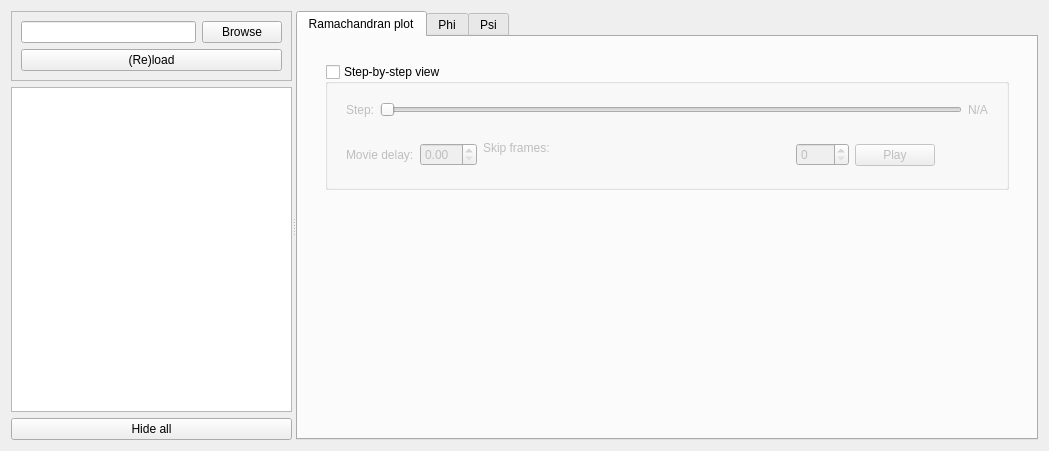
Before: the Qt Designer form src/mdscripts/rama_analyzer/rama_analyzer.ui in awacha/mdscripts, drawn with Qt 5.
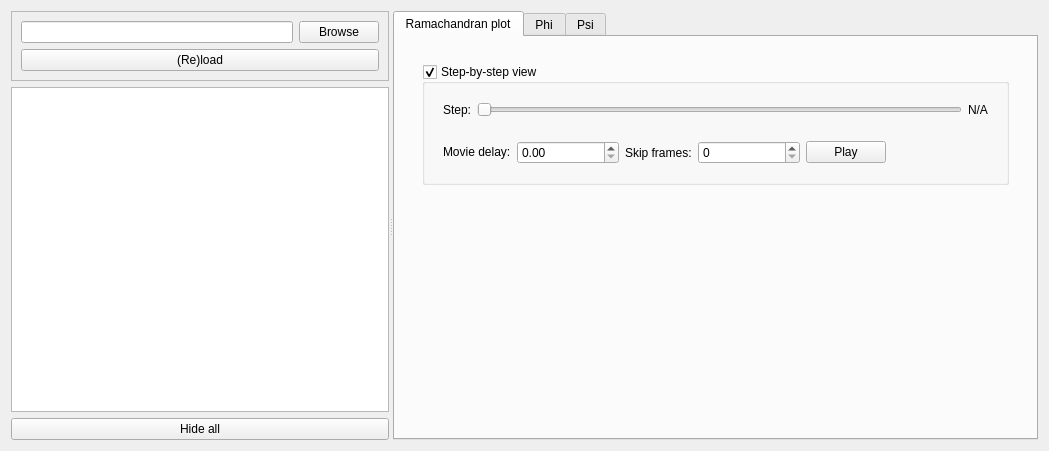
After: the same form once the commit is applied.

The edit to the form file:
```diff
--- a/src/mdscripts/rama_analyzer/rama_analyzer.ui
+++ b/src/mdscripts/rama_analyzer/rama_analyzer.ui
@@ -92,7 +92,7 @@
                                                                     <bool>true</bool>
                                                                 </property>
                                                                 <property name="checked">
-                                                                    <bool>false</bool>
+                 <bool>true</bool>
                                                                 </property>
                                                                 <layout class="QVBoxLayout" name="verticalLayout_6">
                                                                     <item>
@@ -175,8 +175,10 @@
                                                                                     </widget>
                                                                                 </item>
                                                                                 <item>
-                                                                                    <widget class="QLabel"
-                                                                                            name="label_3">
+                     <widget class="QLabel" name="label_3">
+                      <property name="enabled">
+                       <bool>true</bool>
+                      </property>
                                                                                         <property name="sizePolicy">
                                                                                             <sizepolicy
                                                                                                     hsizetype="Preferred"
@@ -188,8 +190,7 @@
                                                                                             </sizepolicy>
                                                                                         </property>
                                                                                         <property name="text">
-                                                                                            <string>Skip frames:
-                                                                                            </string>
+                       <string>Skip frames:</string>
                                                                                         </property>
                                                                                     </widget>
                                                                                 </item>
```
Left out of the diff: 75 changed lines with no effect on the pictures. Lines whose indentation alone changed are shown as unchanged.
